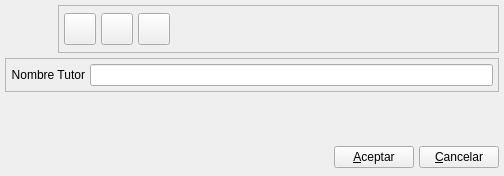
eboladev/Bulmages-1, file bulmages/bulmafact/plugins/plugintutor/tutorbase.ui: the form before one commit.
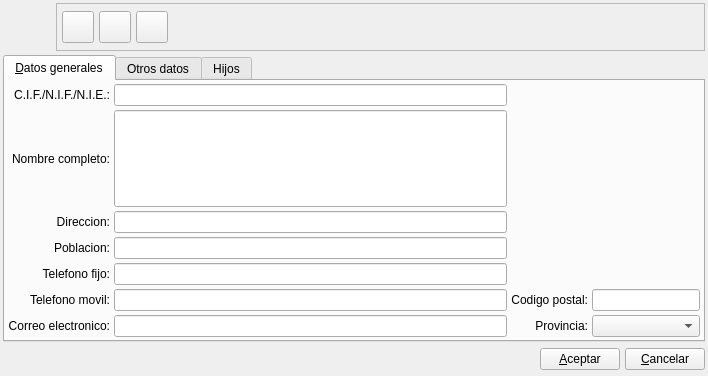
The form after the commit. Icons and pictures are not drawn. Custom widgets are drawn as their Qt base class.

```diff
--- a/bulmages/bulmafact/plugins/plugintutor/tutorbase.ui
+++ b/bulmages/bulmafact/plugins/plugintutor/tutorbase.ui
@@ -6,8 +6,8 @@
    <rect>
     <x>0</x>
     <y>0</y>
-    <width>504</width>
-    <height>176</height>
+    <width>708</width>
+    <height>376</height>
    </rect>
   </property>
   <property name="minimumSize" >
@@ -23,13 +23,7 @@
    <iconset resource="gestionaula.qrc" >
     <normaloff>:/ImgGestionAula/icons/tutor.svg</normaloff>:/ImgGestionAula/icons/tutor.svg</iconset>
   </property>
-  <layout class="QGridLayout" >
-   <property name="margin" >
-    <number>5</number>
-   </property>
-   <property name="spacing" >
-    <number>5</number>
-   </property>
+  <layout class="QGridLayout" name="gridLayout_5" >
    <item row="0" column="0" >
     <layout class="QHBoxLayout" >
      <property name="spacing" >
@@ -213,67 +207,7 @@
      </item>
     </layout>
    </item>
-   <item row="1" column="0" >
-    <widget class="QFrame" name="frame_2" >
-     <property name="frameShape" >
-      <enum>QFrame::StyledPanel</enum>
-     </property>
-     <property name="frameShadow" >
-      <enum>QFrame::Raised</enum>
-     </property>
-     <layout class="QGridLayout" >
-      <property name="margin" >
-       <number>5</number>
-      </property>
-      <property name="spacing" >
-       <number>5</number>
-      </property>
-      <item row="0" column="0" >
-       <widget class="QLabel" name="textLabel1_2_2_3_2" >
-        <property name="sizePolicy" >
-         <sizepolicy vsizetype="Fixed" hsizetype="Preferred" >
-          <horstretch>0</horstretch>
-          <verstretch>0</verstretch>
-         </sizepolicy>
-        </property>
-        <property name="text" >
-         <string>Nombre Tutor</string>
-        </property>
-        <property name="alignment" >
-         <set>Qt::AlignRight|Qt::AlignTrailing|Qt::AlignVCenter</set>
-        </property>
-        <property name="buddy" >
-         <cstring>mui_nombretutor</cstring>
-        </property>
-       </widget>
-      </item>
-      <item row="0" column="1" >
-       <widget class="QLineEdit" name="mui_nombretutor" >
-        <property name="sizePolicy" >
-         <sizepolicy vsizetype="Preferred" hsizetype="Expanding" >
-          <horstretch>0</horstretch>
-          <verstretch>0</verstretch>
-         </sizepolicy>
-        </property>
-       </widget>
-      </item>
-     </layout>
-    </widget>
-   </item>
    <item row="2" column="0" >
-    <spacer>
-     <property name="orientation" >
-      <enum>Qt::Vertical</enum>
-     </property>
-     <property name="sizeHint" stdset="0" >
-      <size>
-       <width>490</width>
-       <height>31</height>
-      </size>
-     </property>
-    </spacer>
-   </item>
-   <item row="3" column="0" >
     <layout class="QHBoxLayout" >
      <property name="spacing" >
       <number>5</number>
@@ -313,9 +247,341 @@
      </item>
     </layout>
    </item>
+   <item row="1" column="0" >
+    <widget class="QTabWidget" name="mui_tab" >
+     <property name="enabled" >
+      <bool>true</bool>
+     </property>
+     <property name="currentIndex" >
+      <number>0</number>
+     </property>
+     <widget class="QWidget" name="Tab1" >
+      <property name="geometry" >
+       <rect>
+        <x>0</x>
+        <y>0</y>
+        <width>686</width>
+        <height>220</height>
+       </rect>
+      </property>
+      <attribute name="title" >
+       <string>&amp;Datos generales</string>
+      </attribute>
+      <layout class="QGridLayout" name="gridLayout_2" >
+       <item row="0" column="0" >
+        <widget class="QLabel" name="textLabel2_5" >
+         <property name="text" >
+          <string>C.I.F./N.I.F./N.I.E.:</string>
+         </property>
+         <property name="alignment" >
+          <set>Qt::AlignRight|Qt::AlignTrailing|Qt::AlignVCenter</set>
+         </property>
+         <property name="buddy" >
+          <cstring></cstring>
+         </property>
+        </widget>
+       </item>
+       <item row="0" column="1" >
+        <widget class="QLineEdit" name="mui_cifcliente" >
+         <property name="maxLength" >
+          <number>200</number>
+         </property>
+        </widget>
+       </item>
+       <item row="1" column="0" >
+        <widget class="QLabel" name="textLabel2_2" >
+         <property name="text" >
+          <string>Nombre completo:</string>
+         </property>
+         <property name="alignment" >
+          <set>Qt::AlignRight|Qt::AlignTrailing|Qt::AlignVCenter</set>
+         </property>
+         <property name="buddy" >
+          <cstring></cstring>
+         </property>
+        </widget>
+       </item>
+       <item row="2" column="0" >
+        <widget class="QLabel" name="textLabel2_6" >
+         <property name="text" >
+          <string>Direccion:</string>
+         </property>
+         <property name="alignment" >
+          <set>Qt::AlignRight|Qt::AlignTrailing|Qt::AlignVCenter</set>
+         </property>
+         <property name="buddy" >
+          <cstring></cstring>
+         </property>
+        </widget>
+       </item>
+       <item row="2" column="1" >
+        <widget class="QLineEdit" name="mui_dircliente" >
+         <property name="maxLength" >
+          <number>100</number>
+         </property>
+        </widget>
+       </item>
+       <item row="3" column="0" >
+        <widget class="QLabel" name="textLabel2_9" >
+         <property name="text" >
+          <string>Poblacion:</string>
+         </property>
+         <property name="alignment" >
+          <set>Qt::AlignRight|Qt::AlignTrailing|Qt::AlignVCenter</set>
+         </property>
+         <property name="buddy" >
+          <cstring></cstring>
+         </property>
+        </widget>
+       </item>
+       <item row="3" column="1" >
+        <widget class="QLineEdit" name="mui_poblcliente" >
+         <property name="maxLength" >
+          <number>40</number>
+         </property>
+        </widget>
+       </item>
+       <item row="4" column="0" >
+        <widget class="QLabel" name="textLabel2_8" >
+         <property name="text" >
+          <string>Telefono fijo:</string>
+         </property>
+         <property name="alignment" >
+          <set>Qt::AlignRight|Qt::AlignTrailing|Qt::AlignVCenter</set>
+         </property>
+         <property name="buddy" >
+          <cstring></cstring>
+         </property>
+        </widget>
+       </item>
+       <item row="4" column="1" >
+        <widget class="QLineEdit" name="mui_telcliente" >
+         <property name="maxLength" >
+          <number>20</number>
+         </property>
+        </widget>
+       </item>
+       <item row="5" column="0" >
+        <widget class="QLabel" name="textLabel2_8_5" >
+         <property name="text" >
+          <string>Telefono movil:</string>
+         </property>
+         <property name="alignment" >
+          <set>Qt::AlignRight|Qt::AlignTrailing|Qt::AlignVCenter</set>
+         </property>
+         <property name="buddy" >
+          <cstring></cstring>
+         </property>
+        </widget>
+       </item>
+       <item row="5" column="1" >
+        <widget class="QLineEdit" name="mui_movilcliente" >
+         <property name="maxLength" >
+          <number>20</number>
+         </property>
+        </widget>
+       </item>
+       <item row="5" column="2" >
+        <widget class="QLabel" name="textLabel2_7" >
+         <property name="sizePolicy" >
+          <sizepolicy vsizetype="Fixed" hsizetype="Fixed" >
+           <horstretch>0</horstretch>
+           <verstretch>0</verstretch>
+          </sizepolicy>
+         </property>
+         <property name="text" >
+          <string>Codigo postal:</string>
+         </property>
+         <property name="alignment" >
+          <set>Qt::AlignRight|Qt::AlignTrailing|Qt::AlignVCenter</set>
+         </property>
+         <property name="buddy" >
+          <cstring></cstring>
+         </property>
+        </widget>
+       </item>
+       <item row="5" column="3" >
+        <widget class="QLineEdit" name="mui_cpcliente" >
+         <property name="sizePolicy" >
+          <sizepolicy vsizetype="Fixed" hsizetype="Fixed" >
+           <horstretch>0</horstretch>
+           <verstretch>0</verstretch>
+          </sizepolicy>
+         </property>
+         <property name="maxLength" >
+          <number>10</number>
+         </property>
+        </widget>
+       </item>
+       <item row="6" column="0" >
+        <widget class="QLabel" name="textLabel2_8_3" >
+         <property name="text" >
+          <string>Correo electronico:</string>
+         </property>
+         <property name="alignment" >
+          <set>Qt::AlignRight|Qt::AlignTrailing|Qt::AlignVCenter</set>
+         </property>
+         <property name="buddy" >
+          <cstring></cstring>
+         </property>
+        </widget>
+       </item>
+       <item row="6" column="1" >
+        <widget class="QLineEdit" name="mui_mailcliente" >
+         <property name="maxLength" >
+          <number>100</number>
+         </property>
+        </widget>
+       </item>
+       <item row="6" column="2" >
+        <widget class="QLabel" name="textLabel2_9_2" >
+         <property name="text" >
+          <string>Provincia:</string>
+         </property>
+         <property name="alignment" >
+          <set>Qt::AlignRight|Qt::AlignTrailing|Qt::AlignVCenter</set>
+         </property>
+        </widget>
+       </item>
+       <item row="6" column="3" >
+        <widget class="BusquedaProvincia" name="mui_idprovincia" />
+       </item>
+       <item row="1" column="1" >
+        <widget class="QLineEdit" name="mui_nombretutor" >
+         <property name="sizePolicy" >
+          <sizepolicy vsizetype="Preferred" hsizetype="Expanding" >
+           <horstretch>0</horstretch>
+           <verstretch>0</verstretch>
+          </sizepolicy>
+         </property>
+        </widget>
+       </item>
+      </layout>
+     </widget>
+     <widget class="QWidget" name="tabOtros" >
+      <property name="geometry" >
+       <rect>
+        <x>0</x>
+        <y>0</y>
+        <width>686</width>
+        <height>220</height>
+       </rect>
+      </property>
+      <attribute name="title" >
+       <string>Otros datos</string>
+      </attribute>
+      <layout class="QGridLayout" name="gridLayout" >
+       <item row="0" column="0" colspan="3" >
+        <widget class="QFrame" name="m_frameplugin" >
+         <property name="frameShape" >
+          <enum>QFrame::StyledPanel</enum>
+         </property>
+         <property name="frameShadow" >
+          <enum>QFrame::Raised</enum>
+         </property>
+        </widget>
+       </item>
+       <item row="1" column="0" colspan="2" >
+        <widget class="QLabel" name="textLabel2_4_2_2" >
+         <property name="text" >
+          <string>Comentarios:</string>
+         </property>
+         <property name="buddy" >
+          <cstring></cstring>
+         </property>
+        </widget>
+       </item>
+       <item row="2" column="0" colspan="3" >
+        <widget class="QTextEdit" name="mui_comentcliente" >
+         <property name="sizePolicy" >
+          <sizepolicy vsizetype="Expanding" hsizetype="Expanding" >
+           <horstretch>0</horstretch>
+           <verstretch>0</verstretch>
+          </sizepolicy>
+         </property>
+         <property name="tabChangesFocus" >
+          <bool>true</bool>
+         </property>
+        </widget>
+       </item>
+       <item row="3" column="0" >
+        <widget class="QLabel" name="textLabel2_4_3" >
+         <property name="text" >
+          <string>Datos bancarios:</string>
+         </property>
+         <property name="buddy" >
+          <cstring></cstring>
+         </property>
+        </widget>
+       </item>
+       <item row="3" column="1" colspan="2" >
+        <widget class="BLBancoEdit" name="mui_bancocliente" >
+         <property name="sizePolicy" >
+          <sizepolicy vsizetype="Fixed" hsizetype="Expanding" >
+           <horstretch>0</horstretch>
+           <verstretch>0</verstretch>
+          </sizepolicy>
+         </property>
+        </widget>
+       </item>
+      </layout>
+     </widget>
+     <widget class="QWidget" name="tab" >
+      <property name="geometry" >
+       <rect>
+        <x>0</x>
+        <y>0</y>
+        <width>686</width>
+        <height>220</height>
+       </rect>
+      </property>
+      <attribute name="title" >
+       <string>Hijos</string>
+      </attribute>
+      <layout class="QGridLayout" name="gridLayout_3" >
+       <item row="0" column="0" >
+        <widget class="QTableWidget" name="tableWidget" >
+         <column>
+          <property name="text" >
+           <string>DNI / NIf</string>
+          </property>
+         </column>
+         <column>
+          <property name="text" >
+           <string>Nombre</string>
+          </property>
+         </column>
+         <column>
+          <property name="text" >
+           <string>Relacion</string>
+          </property>
+         </column>
+         <column>
+          <property name="text" >
+           <string>Porcentaje de facturacion</string>
+          </property>
+         </column>
+        </widget>
+       </item>
+      </layout>
+     </widget>
+    </widget>
+   </item>
   </layout>
  </widget>
  <layoutdefault spacing="4" margin="3" />
+ <customwidgets>
+  <customwidget>
+   <class>BusquedaProvincia</class>
+   <extends>QComboBox</extends>
+   <header>busquedaprovincia.h</header>
+  </customwidget>
+  <customwidget>
+   <class>BLBancoEdit</class>
+   <extends>QLineEdit</extends>
+   <header>blbancoedit.h</header>
+  </customwidget>
+ </customwidgets>
  <resources>
   <include location="../../../bulmages.qrc" />
   <include location="gestionaula.qrc" />
```
Left out of the diff: 4 changed lines with no effect on the pictures.
